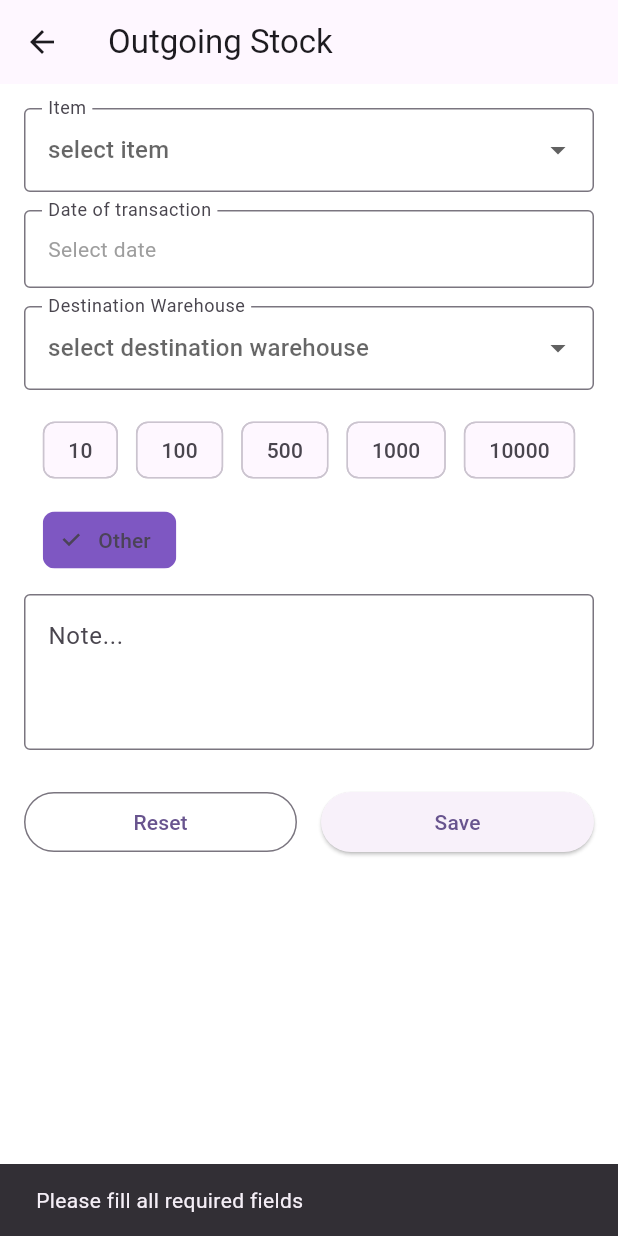
After one commit to neveca/warehouse-management-app, a Flutter app: the StockOutScreen screen opened directly, after a tap on "Other", after a tap on "Reset", after a tap on "Save", on a phone screen of 412 x 824 dp. The commit adds this screen. Run offline on Flutter 3.47's test engine with Material 3 defaults, Android fonts, the light colour scheme and no system bars; our stand-ins replace sqflite; accounts and stored records are empty; Roboto replaces fonts that are missing (Poppins).

Commit message:
[feature] stock out page

```diff
--- a/lib/screens/home/home_screen.dart
+++ b/lib/screens/home/home_screen.dart
@@ -3,6 +3,7 @@ import '../stock_in/stock_in_screen.dart';
 import 'widgets/action_button.dart';
 import 'widgets/capacity_status_card.dart';
 import 'widgets/warehouse_progress_bar.dart';
+import '../stock_out/stock_out_screen.dart';
 
 class HomeScreen extends StatelessWidget {
   const HomeScreen({super.key});
@@ -47,7 +48,19 @@ class HomeScreen extends StatelessWidget {
                       );
                     },
                   ),
-                  const ActionButton(icon: Icons.upload, label: 'Stock out', color: Colors.red),
+                  ActionButton(
+                    icon: Icons.upload,
+                    label: 'Stock out',
+                    color: Colors.red,
+                    onTap: () {
+                      Navigator.push(
+                        context,
+                        MaterialPageRoute(
+                          builder: (context) => const StockOutScreen(),
+                        ),
+                      );
+                    },
+                  ),
                   const ActionButton(icon: Icons.bar_chart, label: 'Report', color: Colors.teal),
                   const ActionButton(icon: Icons.file_copy, label: 'Export', color: Colors.blue),
                 ],
--- /dev/null
+++ b/lib/screens/stock_out/stock_out_screen.dart
@@ -0,0 +1,192 @@
+import 'package:flutter/material.dart';
+import '../../models/stock_transaction.dart';
+import '../../database/db_helper.dart';
+import 'widgets/quantity_selector.dart';
+import 'widgets/stock_dropdown.dart';
+
+class StockOutScreen extends StatefulWidget {
+  const StockOutScreen({super.key});
+
+  @override
+  State<StockOutScreen> createState() => _StockOutScreenState();
+}
+
+class _StockOutScreenState extends State<StockOutScreen> {
+  String? selectedItem;
+  DateTime? selectedDate;
+  String? selectedOrigin;
+  int? quantity;
+  final noteController = TextEditingController();
+  final manualQuantityController = TextEditingController();
+  bool isOtherSelected = false;
+
+  void _pickDate() async {
+    final picked = await showDatePicker(
+      context: context,
+      initialDate: DateTime.now(),
+      firstDate: DateTime(2020),
+      lastDate: DateTime(2030),
+    );
+    if (picked != null) {
+      setState(() {
+        selectedDate = picked;
+      });
+    }
+  }
+
+  void _resetForm() {
+    setState(() {
+      selectedItem = null;
+      selectedDate = null;
+      selectedOrigin = null;
+      quantity = null;
+      isOtherSelected = false;
+      manualQuantityController.clear();
+      noteController.clear();
+    });
+  }
+
+  void _saveForm() async {
+    if (isOtherSelected && manualQuantityController.text.isEmpty) {
+      ScaffoldMessenger.of(context).showSnackBar(
+        const SnackBar(content: Text("Please enter quantity")),
+      );
+      return;
+    }
+
+    final finalQuantity = isOtherSelected
+        ? int.tryParse(manualQuantityController.text)
+        : quantity;
+
+    if (selectedItem != null &&
+        selectedDate != null &&
+        selectedOrigin != null &&
+        finalQuantity != null &&
+        finalQuantity > 0) {
+      final tx = StockTransaction(
+        item: selectedItem!,
+        date: selectedDate!.toIso8601String(),
+        destination: selectedOrigin!, // tetap gunakan destination field
+        quantity: finalQuantity,
+        note: noteController.text,
+      );
+
+      await DBHelper.insertTransaction(tx);
+
+      ScaffoldMessenger.of(context).showSnackBar(
+        const SnackBar(
+          content: Row(
+            children: [
+              Icon(Icons.check_circle, color: Colors.white),
+              SizedBox(width: 10),
+              Text("Stock out saved!"),
+            ],
+          ),
+          backgroundColor: Colors.green,
+          duration: Duration(seconds: 2),
+        ),
+      );
+
+      _resetForm();
+    } else {
+      ScaffoldMessenger.of(context).showSnackBar(
+        const SnackBar(content: Text("Please fill all required fields")),
+      );
+    }
+  }
+
+  @override
+  Widget build(BuildContext context) {
+    return Scaffold(
+      appBar: AppBar(title: const Text("Outgoing Stock")),
+      body: SingleChildScrollView(
+        padding: const EdgeInsets.all(16),
+        child: Column(
+          children: [
+            StockDropdown(
+              label: "Item",
+              value: selectedItem,
+              items: const ['Rosemary', 'Basil', 'Parsley'],
+              onChanged: (val) => setState(() => selectedItem = val),
+            ),
+            const SizedBox(height: 12),
+            InkWell(
+              onTap: _pickDate,
+              child: InputDecorator(
+                decoration: const InputDecoration(
+                  labelText: "Date of transaction",
+                  border: OutlineInputBorder(),
+                ),
+                child: Text(
+                  selectedDate != null
+                      ? "${selectedDate!.day}/${selectedDate!.month}/${selectedDate!.year}"
+                      : "Select date",
+                  style: TextStyle(
+                    color: selectedDate != null ? Colors.black : Colors.grey,
+                  ),
+                ),
+              ),
+            ),
+            const SizedBox(height: 12),
+            StockDropdown(
+              label: "Destination Warehouse",
+              value: selectedOrigin,
+              items: const ['Boulevard Warehouse', 'Main Warehouse'],
+              onChanged: (val) => setState(() => selectedOrigin = val),
+            ),
+            const SizedBox(height: 16),
+            QuantitySelector(
+              selectedQuantity: quantity,
+              onQuantitySelected: (val) {
+                setState(() {
+                  if (val == null) {
+                    isOtherSelected = true;
+                    quantity = null;
+                  } else {
+                    isOtherSelected = false;
+                    quantity = val;
+                  }
+                });
+              },
+            ),
+            if (isOtherSelected) ...[
+              const SizedBox(height: 8),
+              TextField(
+                controller: manualQuantityController,
+                keyboardType: TextInputType.number,
+                decoration: const InputDecoration(hintText: 'Enter custom quantity'),
+              ),
+            ],
+            const SizedBox(height: 12),
+            TextField(
+              controller: noteController,
+              maxLines: 3,
+              decoration: const InputDecoration(
+                hintText: "Note...",
+                border: OutlineInputBorder(),
+              ),
+            ),
+            const SizedBox(height: 24),
+            Row(
+              children: [
+                Expanded(
+                  child: OutlinedButton(
+                    onPressed: _resetForm,
+                    child: const Text("Reset"),
+                  ),
+                ),
+                const SizedBox(width: 16),
+                Expanded(
+                  child: ElevatedButton(
+                    onPressed: _saveForm,
+                    child: const Text("Save"),
+                  ),
+                ),
+              ],
+            )
+          ],
+        ),
+      ),
+    );
+  }
+}
--- /dev/null
+++ b/lib/screens/stock_out/widgets/quantity_selector.dart
@@ -0,0 +1,40 @@
+import 'package:flutter/material.dart';
+
+class QuantitySelector extends StatelessWidget {
+  final Function(int?) onQuantitySelected;
+  final int? selectedQuantity; // tambahkan ini
+
+  const QuantitySelector({
+    super.key,
+    required this.onQuantitySelected,
+    this.selectedQuantity,
+  });
+
+  @override
+  Widget build(BuildContext context) {
+    final quantities = [10, 100, 500, 1000, 10000];
+
+    return Wrap(
+      spacing: 12,
+      runSpacing: 12,
+      children: [
+        ...quantities.map((q) {
+          final isSelected = selectedQuantity == q;
+
+          return ChoiceChip(
+            label: Text('$q'),
+            selected: isSelected,
+            selectedColor: Colors.deepPurple,
+            onSelected: (_) => onQuantitySelected(q),
+          );
+        }),
+        ChoiceChip(
+          label: const Text("Other"),
+          selected: selectedQuantity == null,
+          selectedColor: Colors.deepPurple.shade400,
+          onSelected: (_) => onQuantitySelected(null),
+        )
+      ],
+    );
+  }
+}
--- /dev/null
+++ b/lib/screens/stock_out/widgets/stock_dropdown.dart
@@ -0,0 +1,37 @@
+import 'package:flutter/material.dart';
+
+class StockDropdown extends StatelessWidget {
+  final String label;
+  final String? value;
+  final List<String> items;
+  final ValueChanged<String?>? onChanged;
+  final VoidCallback? onTap;
+  final bool enabled;
+
+  const StockDropdown({
+    super.key,
+    required this.label,
+    this.value,
+    required this.items,
+    this.onChanged,
+    this.onTap,
+    this.enabled = true,
+  });
+
+  @override
+  Widget build(BuildContext context) {
+    return DropdownButtonFormField<String>(
+      value: value,
+      hint: Text("Select $label".toLowerCase()),
+      items: items
+          .map((e) => DropdownMenuItem(value: e, child: Text(e)))
+          .toList(),
+      onChanged: enabled ? onChanged : null,
+      onTap: onTap,
+      decoration: InputDecoration(
+        labelText: label,
+        border: const OutlineInputBorder(),
+      ),
+    );
+  }
+}
```
